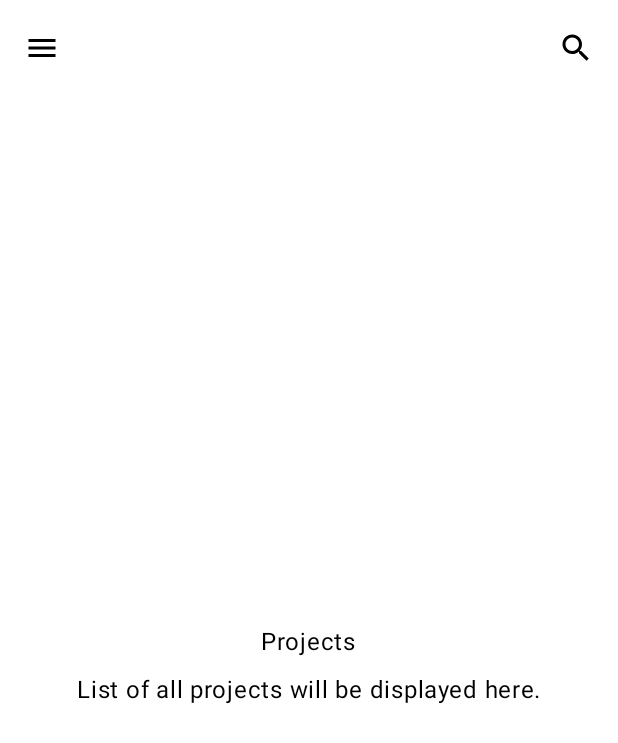
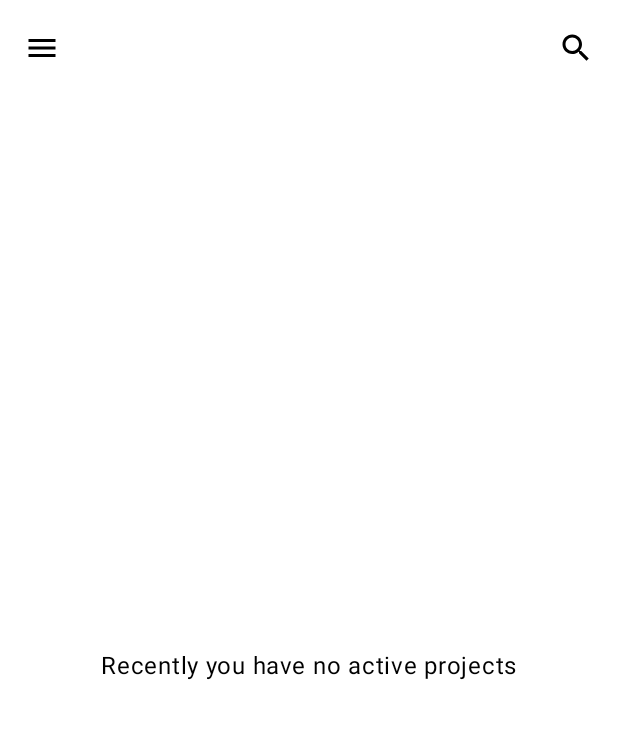
Before and after one commit to sebastiansacharczuk/ProjectPilot, an Android app built with Jetpack Compose: the screen it shows after launch once a user with an empty profile is signed in (MainActivity), on a phone screen of 412 x 824 dp. Shown: the top 743 px of the screen. Run offline under Robolectric (Android 15) with nearby library versions, the phone set to English and light mode, and no system bars; our stand-ins replace Firebase (no records; nobody signed in at launch, a user with empty details on screens opened directly).

Commit message:
Changes: 1. ProjectScreen is separated from MainActivity.kt 2. ProjectRef.kt doesn't require empty constructor 3. UserModel.kt contains list of ProjectRef

```diff
--- a/app/src/main/AndroidManifest.xml
+++ b/app/src/main/AndroidManifest.xml
@@ -1,7 +1,7 @@
 <?xml version="1.0" encoding="utf-8"?>
 <manifest xmlns:android="http://schemas.android.com/apk/res/android"
     xmlns:tools="http://schemas.android.com/tools">
-
+    <uses-permission android:name="android.permission.INTERNET"/>
     <application
         android:allowBackup="true"
         android:dataExtractionRules="@xml/data_extraction_rules"
--- a/app/src/main/java/com/sebsach/projectpilot/model/ProjectModel.kt
+++ b/app/src/main/java/com/sebsach/projectpilot/model/ProjectModel.kt
@@ -2,8 +2,9 @@ package com.sebsach.projectpilot.model
 
 /**
  * @author Sebastian Sacharczuk
- * @github https://github.com/sebastiansacharczuk
+ * github: https://github.com/sebastiansacharczuk
  */
 data class ProjectModel(
-    val name: String
+    val name: String,
+    val members: List<String>
 )
--- a/app/src/main/java/com/sebsach/projectpilot/model/UserModel.kt
+++ b/app/src/main/java/com/sebsach/projectpilot/model/UserModel.kt
@@ -5,6 +5,7 @@ package com.sebsach.projectpilot.model
  * github: https://github.com/sebastiansacharczuk
  */
 data class UserModel(
-    val username: String = "",
-    val uid: String = ""
+    var username: String = "",
+    var uid: String = "",
+    var projectRefs: List<ProjectRef> = emptyList()
 )
--- a/app/src/main/java/com/sebsach/projectpilot/presentation/MainActivity.kt
+++ b/app/src/main/java/com/sebsach/projectpilot/presentation/MainActivity.kt
@@ -61,6 +61,7 @@ data class NavigationItem(
 class MainActivity : ComponentActivity() {
     override fun onCreate(savedInstanceState: Bundle?) {
         super.onCreate(savedInstanceState)
+        println("MainActivity: onCreate")
         setContent {
             ProjectPilotTheme {
                 val navController = rememberNavController()
@@ -114,7 +115,7 @@ class MainActivity : ComponentActivity() {
                                         icon = {
                                             Icon(
                                                 imageVector = if (index == selectedItemIndex) {
-                                                    item.selectedIcon
+                                                                item.selectedIcon
                                                 } else item.unselectedIcon,
                                                 contentDescription = item.name
                                             )
@@ -166,28 +167,11 @@ class MainActivity : ComponentActivity() {
                                     SettingsScreen()
                                 }
                             }
-
                         }
-                    }
-                }
+                    } // ModalNavigationDrawer
+                } // Surface
             }
         }
-    }
-}
-
-@Composable
-fun ProjectsScreen() {
-    Column(
-        modifier = Modifier
-            .fillMaxSize()
-            .padding(16.dp),
-        horizontalAlignment = Alignment.CenterHorizontally,
-        verticalArrangement = Arrangement.Center
-    ) {
-        Text(text = "Projects")
-        Spacer(modifier = Modifier.height(8.dp))
-        Text(text = "List of all projects will be displayed here.")
-
     }
 }
 
--- /dev/null
+++ b/app/src/main/java/com/sebsach/projectpilot/presentation/ProjectScreen.kt
@@ -0,0 +1,98 @@
+package com.sebsach.projectpilot.presentation
+
+import androidx.compose.foundation.layout.Arrangement
+import androidx.compose.foundation.layout.Column
+import androidx.compose.foundation.layout.Spacer
+import androidx.compose.foundation.layout.fillMaxSize
+import androidx.compose.foundation.layout.height
+import androidx.compose.foundation.layout.padding
+import androidx.compose.foundation.lazy.LazyColumn
+import androidx.compose.foundation.lazy.items
+import androidx.compose.material3.Button
+import androidx.compose.material3.ButtonDefaults
+import androidx.compose.material3.CircularProgressIndicator
+import androidx.compose.material3.LinearProgressIndicator
+import androidx.compose.material3.Text
+import androidx.compose.runtime.Composable
+import androidx.compose.runtime.LaunchedEffect
+import androidx.compose.runtime.mutableStateOf
+import androidx.compose.runtime.remember
+import androidx.compose.runtime.rememberCoroutineScope
+import androidx.compose.ui.Alignment
+import androidx.compose.ui.Modifier
+import androidx.compose.ui.graphics.Color
+import androidx.compose.ui.unit.dp
+import com.sebsach.projectpilot.model.ProjectRef
+import com.sebsach.projectpilot.utils.FirebaseUtils
+import kotlinx.coroutines.delay
+import kotlinx.coroutines.launch
+import kotlinx.coroutines.tasks.await
+
+/**
+ * @author Sebastian Sacharczuk
+ * @github https://github.com/sebastiansacharczuk
+ */
+
+@Composable
+fun ProjectsScreen() {
+    val projectRefs = remember { mutableStateOf(listOf<ProjectRef>()) }
+    val loading = remember { mutableStateOf(true) }
+    val scope = rememberCoroutineScope()
+
+    LaunchedEffect(key1 = Unit) {
+        scope.launch {
+            delay(2000)
+            val userId = FirebaseUtils.currentUserId()
+            if (userId != null) {
+                FirebaseUtils.allUsersCollectionReference()
+                    .document(userId)
+                    .collection("project_refs")
+                    .get()
+                    .addOnSuccessListener { result ->
+                        projectRefs.value = result.toObjects(ProjectRef::class.java)
+                        loading.value = false
+                    }
+                    .addOnFailureListener{ result ->
+                        println(result.message)
+                    }
+            }
+        }
+    }
+
+    Column(
+        modifier = Modifier
+            .fillMaxSize()
+            .padding(16.dp),
+        horizontalAlignment = Alignment.CenterHorizontally,
+        verticalArrangement = Arrangement.Center
+    ) {
+        if (loading.value) {
+            // Display a loading indicator
+            Text(text = "Loading projects")
+            Spacer(modifier = Modifier.height(12.dp))
+            LinearProgressIndicator()
+        } else {
+            LazyColumn(
+                modifier = Modifier
+                    .padding(10.dp)
+                    .align(Alignment.CenterHorizontally)
+            ) {
+                if(projectRefs.value.isEmpty()){
+                    item(key = null){
+                        Text(text = "Recently you have no active projects")
+                    }
+                }
+                else{
+                    items(projectRefs.value) { projectRef ->
+                        Button(
+                            onClick = {},
+                            colors = ButtonDefaults.buttonColors( containerColor = Color(0xFFEBEBEB), contentColor = Color.Black)
+                        ) {
+                            Text(text = projectRef.name)
+                        }
+                    }
+                }
+            }
+        }
+    }
+}
--- a/app/src/main/java/com/sebsach/projectpilot/presentation/SearchActivity.kt
+++ b/app/src/main/java/com/sebsach/projectpilot/presentation/SearchActivity.kt
@@ -142,9 +142,8 @@ class SearchActivity : ComponentActivity() {
                                         contentColor = Color.Black
                                     )
                                 ) {
-                                    Text(text = user.username)
+                                    Text(text = user.username + if(user.uid == FirebaseUtils.currentUserId()) " (me)" else "")
                                 }
-
                             }
                         }
 
```
Also changed, not shown: app/src/main/java/com/sebsach/projectpilot/model/ProjectRef.kt (added, +10 -0 lines).
